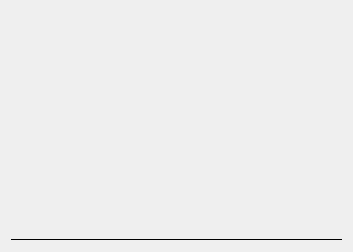
Above: src/modules/ui/pluginwidget/pluginwidget.ui from michimussato/pypelyne2 before the change. Below: the same form after it.
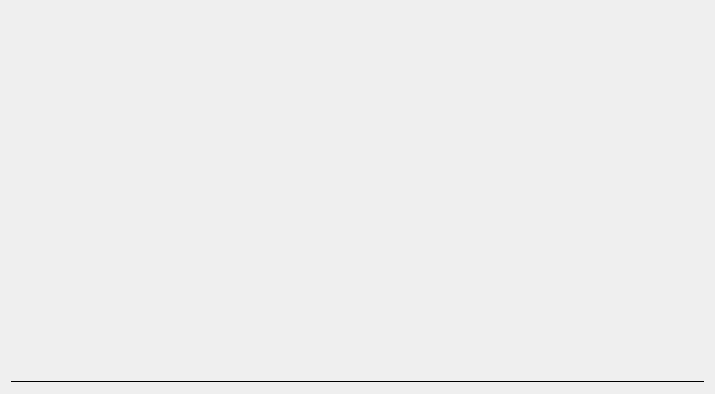
That is the form after the change.

Commit message: looks good so far

```diff
--- a/src/modules/ui/pluginwidget/pluginwidget.ui
+++ b/src/modules/ui/pluginwidget/pluginwidget.ui
@@ -6,8 +6,8 @@
    <rect>
     <x>0</x>
     <y>0</y>
-    <width>353</width>
-    <height>252</height>
+    <width>715</width>
+    <height>394</height>
    </rect>
   </property>
   <property name="windowTitle">
@@ -20,19 +20,6 @@
       <layout class="QGridLayout" name="gridLayout">
        <item row="1" column="1">
         <layout class="QGridLayout" name="grid_layout_x64">
-         <item row="0" column="1">
-          <spacer name="horizontalSpacer_2">
-           <property name="orientation">
-            <enum>Qt::Horizontal</enum>
-           </property>
-           <property name="sizeHint" stdset="0">
-            <size>
-             <width>40</width>
-             <height>20</height>
-            </size>
-           </property>
-          </spacer>
-         </item>
          <item row="0" column="0">
           <layout class="QVBoxLayout" name="tool_buttons_layout">
            <item>
@@ -49,17 +36,7 @@
        <item row="1" column="0">
         <layout class="QVBoxLayout" name="verticalLayout_2">
          <item>
-          <widget class="QLabel" name="label_icon">
-           <property name="cursor">
-            <cursorShape>ArrowCursor</cursorShape>
-           </property>
-           <property name="text">
-            <string>&lt;icon&gt;</string>
-           </property>
-          </widget>
-         </item>
-         <item>
-          <spacer name="verticalSpacer_2">
+            <spacer name="verticalSpacer">
            <property name="orientation">
             <enum>Qt::Vertical</enum>
            </property>
```
Left out of the diff: 42 changed lines with no effect on the pictures. Lines whose indentation alone changed are shown as unchanged. The commit also changes 2 other files.
